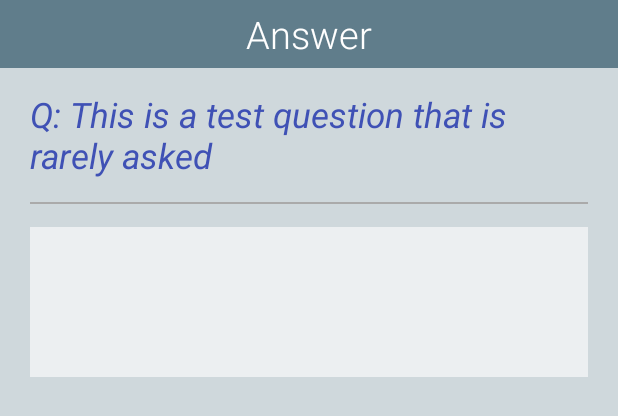
After one commit to leef3/Interview_Prepper_Interviewee, an Android app: the layout question_dialog.xml on its own in the app's theme, with its tools: preview values and no code run, on a phone screen of 412 x 824 dp. The commit adds this screen. Shown: the top 416 px of the screen. Run offline under Robolectric (Android 15) with nearby library versions, the phone set to English and light mode, and no system bars.

Commit message:
Dialog XML

```diff
--- a/app/src/main/java/studios/redleef/interviewprepperinterviewee/LandingPageActivity.java
+++ b/app/src/main/java/studios/redleef/interviewprepperinterviewee/LandingPageActivity.java
@@ -5,8 +5,6 @@ import android.content.Intent;
 import android.content.SharedPreferences;
 import android.support.v7.app.ActionBarActivity;
 import android.os.Bundle;
-import android.view.Menu;
-import android.view.MenuItem;
 
 import java.util.ArrayList;
 
--- /dev/null
+++ b/app/src/main/res/layout/question_dialog.xml
@@ -0,0 +1,50 @@
+<?xml version="1.0" encoding="utf-8"?>
+<LinearLayout xmlns:android="http://schemas.android.com/apk/res/android"
+    android:orientation="vertical"
+    android:background="#CFD8DC"
+    android:layout_width="match_parent" android:layout_height="match_parent">
+
+    <TextView
+        android:layout_width="match_parent"
+        android:gravity="center"
+        android:layout_height="wrap_content"
+        android:padding="5dp"
+        android:background="#607D8B"
+        android:text="Answer"
+        android:textSize="25dp"
+        android:textColor="#FFFFFF"
+        android:layout_gravity="center_horizontal"
+        android:fontFamily="sans-serif-light" />
+
+    <TextView
+        android:layout_width="match_parent"
+        android:layout_height="wrap_content"
+        android:text="Q: This is a test question that is rarely asked"
+        android:id="@+id/questionDialogQuestion"
+        android:layout_marginRight="20dp"
+        android:layout_marginLeft="20dp"
+        android:layout_marginTop="15dp"
+        android:layout_marginBottom="15dp"
+        android:textIsSelectable="false"
+        android:textSize="23dp"
+        android:textColor="#3F51B5"
+        android:textStyle="italic" />
+
+    <View
+        android:layout_height="1dp"
+        android:layout_width="match_parent"
+        android:layout_marginLeft="20dp"
+        android:layout_marginRight="20dp"
+        android:background="@android:color/darker_gray" />
+
+    <EditText
+        android:layout_width="match_parent"
+        android:layout_height="100dp"
+        android:layout_marginLeft="20dp"
+        android:layout_marginRight="20dp"
+        android:layout_marginTop="15dp"
+        android:layout_marginBottom="15dp"
+        android:background="#ECEFF1"
+        android:id="@+id/questionDialogAnswer" />
+
+</LinearLayout>
--- a/app/src/main/res/layout/schedule_list_item.xml
+++ b/app/src/main/res/layout/schedule_list_item.xml
@@ -6,7 +6,7 @@
     <LinearLayout
         android:orientation="horizontal"
         android:layout_width="match_parent"
-        android:background="#3D5AFE"
+        android:background="#80000000"
         android:layout_height="wrap_content">
 
         <LinearLayout
--- a/app/src/main/res/layout/tutorial_three.xml
+++ b/app/src/main/res/layout/tutorial_three.xml
@@ -1,17 +1,19 @@
 <FrameLayout xmlns:android="http://schemas.android.com/apk/res/android"
     xmlns:tools="http://schemas.android.com/tools" android:layout_width="match_parent"
     android:layout_height="match_parent"
+    android:background="@drawable/handshakebg"
     tools:context="studios.redleef.interviewprepperinterviewee.SingleRun.TutorialFragmentThree">
-
-    <!-- TODO: Update blank fragment layout -->
-    <TextView android:layout_width="match_parent" android:layout_height="match_parent"
-        android:text="Tutorial 3" />
 
     <Button
         android:layout_width="wrap_content"
         android:layout_height="wrap_content"
+        android:background="#80000000"
+        android:paddingLeft="60dp"
+        android:paddingRight="60dp"
+        android:layout_marginTop="80dp"
+        android:textColor="#FFFFFF"
         android:text="Get Started"
         android:id="@+id/gettingStartedButton"
-        android:layout_gravity="center_horizontal|bottom" />
+        android:layout_gravity="center_horizontal|top" />
 
 </FrameLayout>
```
Also changed, not shown: app/src/main/res/drawable/handshakebg.jpg (added), 1 other file.
